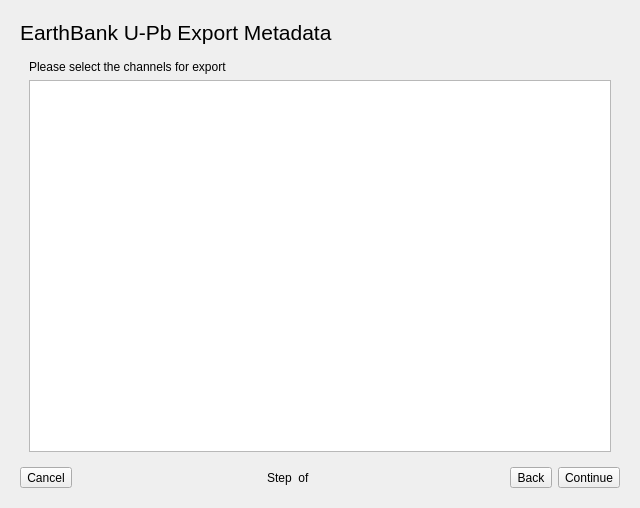
Old version of the form export/EarthBank_Exporter_UPb.ui in the repository iolite-LA-ICP-MS/iolite4-python-examples.
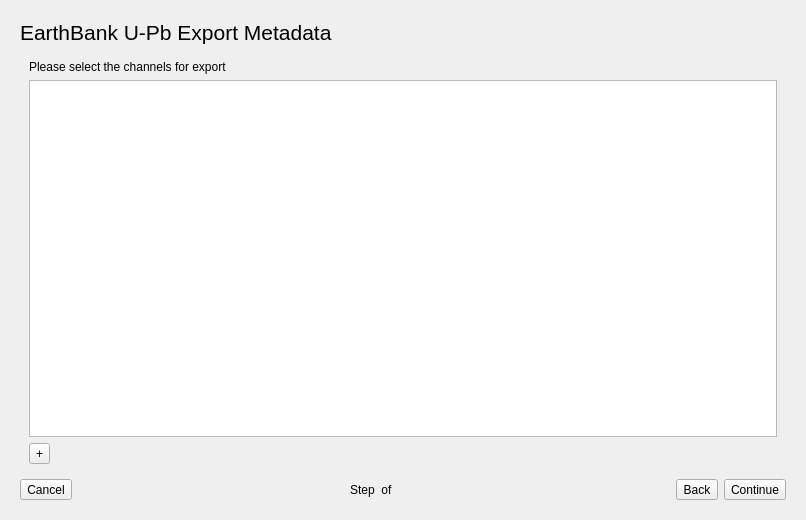
New version of the form. The open tabs and pages were chosen to show the change.

Commit message:
EarthBank UPb Exporter: Added button for exporting additional channels
Also, added weighted mean age for each group in the Groups Table.
Now skips component selections

```diff
--- a/export/EarthBank_Exporter_UPb.ui
+++ b/export/EarthBank_Exporter_UPb.ui
@@ -6,8 +6,8 @@
    <rect>
     <x>0</x>
     <y>0</y>
-    <width>640</width>
-    <height>508</height>
+    <width>806</width>
+    <height>520</height>
    </rect>
   </property>
   <property name="sizePolicy">
@@ -253,6 +253,13 @@
        <item>
         <widget class="QTableWidget" name="ratiosTableWidget"/>
        </item>
+       <item>
+        <widget class="QToolButton" name="addResultButton">
+         <property name="text">
+          <string>+</string>
+         </property>
+        </widget>
+       </item>
       </layout>
      </widget>
     </widget>
```
Left out of the diff: 2 changed lines with no effect on the pictures. The commit also changes 1 other file.
